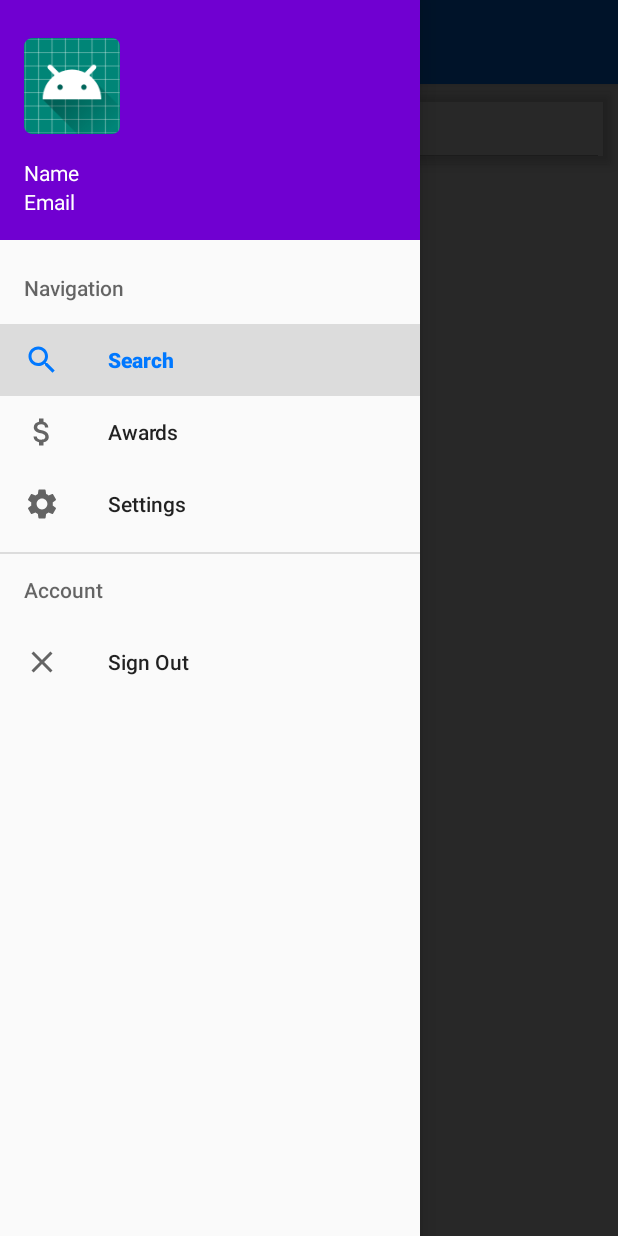
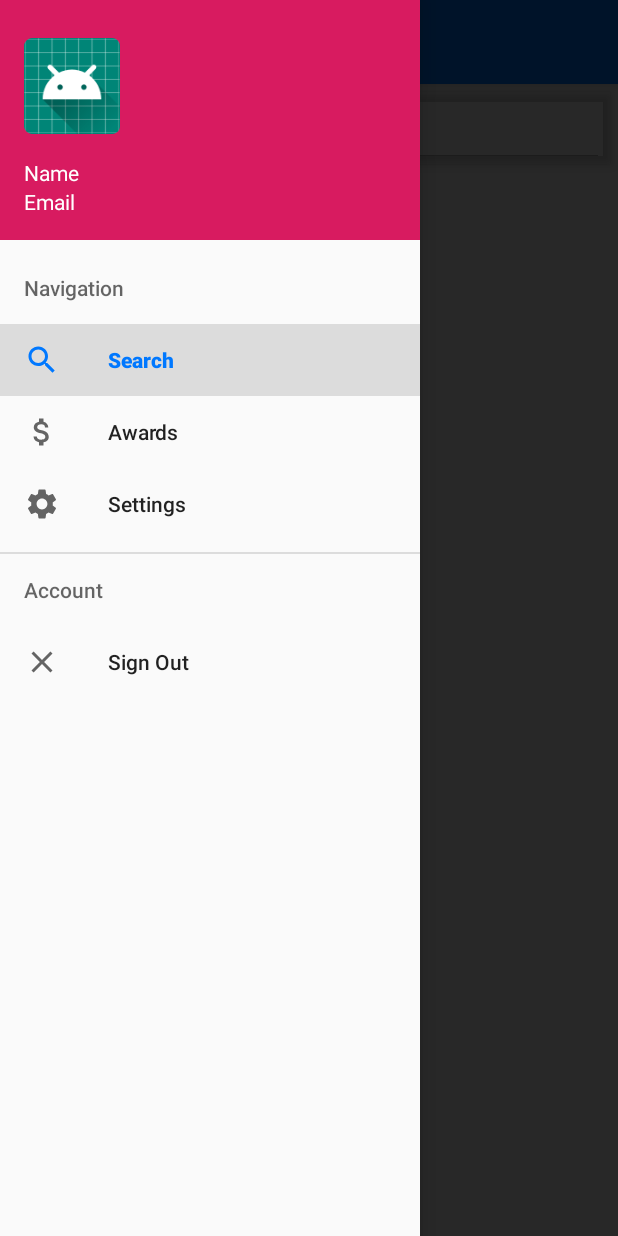
Before and after one commit to harrisonturley/time-line, an Android app: the SearchActivity screen opened directly, with no data from a screen before it, with the side drawer open, on a phone screen of 412 x 824 dp. Run offline under Robolectric (Android 15) with nearby library versions, the phone set to English and light mode, and no system bars; our stand-ins replace Picasso; pictures from the network do not load.

Commit message:
Fix profile image

```diff
--- a/Android/app/src/main/java/com/cpen321/cloutservices/timeline/SearchActivity.java
+++ b/Android/app/src/main/java/com/cpen321/cloutservices/timeline/SearchActivity.java
@@ -38,6 +38,7 @@ import com.google.android.gms.tasks.Task;
 import com.google.android.material.navigation.NavigationView;
 import com.google.firebase.iid.FirebaseInstanceId;
 import com.google.firebase.iid.InstanceIdResult;
+import com.squareup.picasso.Picasso;
 
 
 public class SearchActivity extends AppCompatActivity {
@@ -107,8 +108,9 @@ public class SearchActivity extends AppCompatActivity {
             navigationHeaderEmail.setPaintFlags(navigationHeaderEmail.getPaintFlags() | Paint.UNDERLINE_TEXT_FLAG);
 
             if (account.getPhotoUrl() != null) {
-                navigationHeaderImageView.setImageURI(account.getPhotoUrl());
-                Log.w("PHOTO", account.getPhotoUrl().toString());
+                Picasso.get().load(account.getPhotoUrl()).error(R.mipmap.ic_launcher).into(navigationHeaderImageView);
+            } else {
+                navigationHeaderImageView.setImageResource(R.mipmap.ic_launcher);
             }
         }
 
--- a/Android/app/src/main/res/values/colors.xml
+++ b/Android/app/src/main/res/values/colors.xml
@@ -5,5 +5,5 @@
     <color name="colorAccent">#0078FF</color>
     <color name="white">#FFFFFF</color>
     <color name="supremeRed">#FF4040</color>
-    <color name="navBackground">#7000d1</color>
+    <color name="navBackground">#D81B60</color>
 </resources>
```
Also changed, not shown: Android/app/src/main/res/layout/fragment_settings.xml (line endings or trailing spaces).
